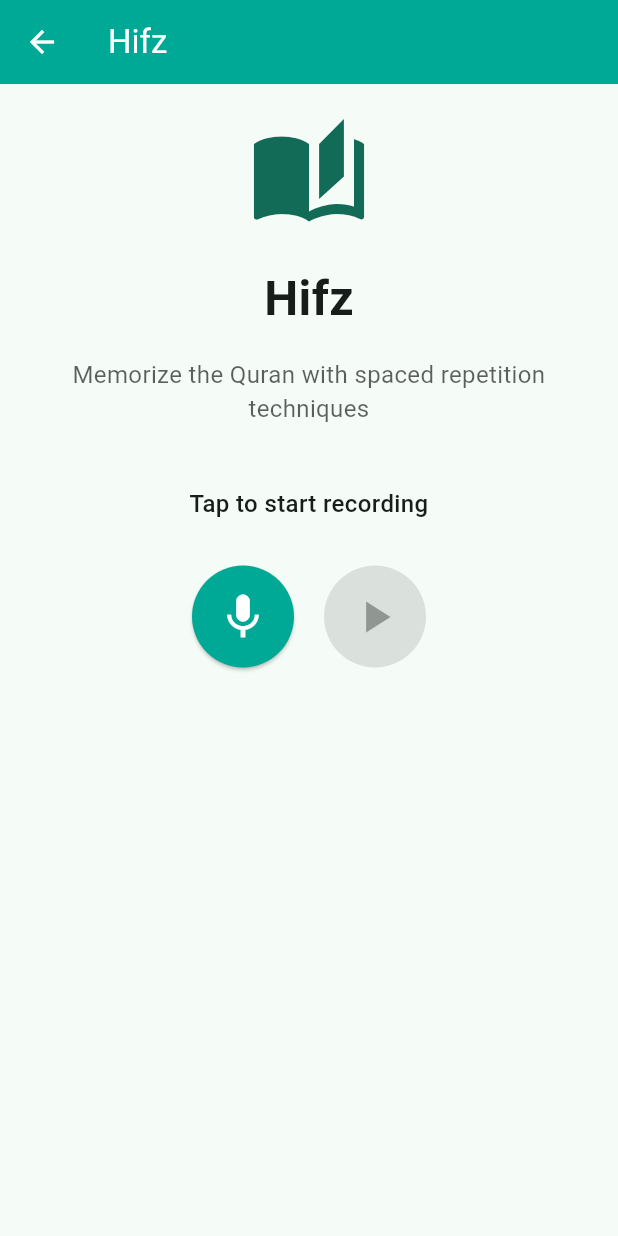
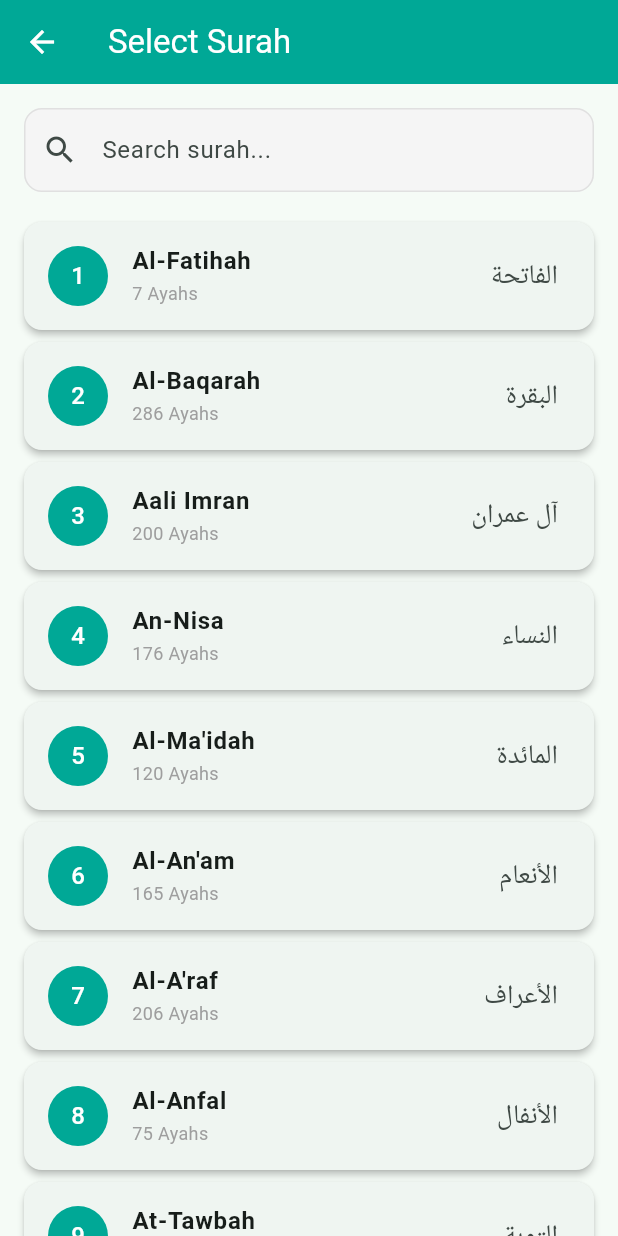
Before and after one commit to smuzair7/QuranEcho, a Flutter app: the screen it shows after launch, after a tap on "Hifz", on a phone screen of 412 x 824 dp. Run offline on Flutter 3.47's test engine with Material 3 defaults, Android fonts, the phone set to English and light mode, and no system bars; our stand-ins replace csv, just_audio; missing offline and left inert: queue, record; Roboto replaces fonts that are missing (Scheherazade).

Commit message:
Added Hifz Surah Select page and upgraded some hifz_page funtionality

```diff
--- a/app/lib/main.dart
+++ b/app/lib/main.dart
@@ -9,6 +9,7 @@ import 'pages/login_page.dart';  // Add this import
 import 'pages/signup_page.dart';  // Add this import
 import 'package:provider/provider.dart';
 import 'services/user_provider.dart';
+import 'pages/hifz_select_surah_page.dart';
 
 void main() {
   runApp(
@@ -50,7 +51,7 @@ class QuranEchoApp extends StatelessWidget {
       routes: {
         '/': (context) => const HomePage(),
         '/makharij': (context) => const MakharijPracticePage(),
-        // We'll handle navigation to MakharijPage with parameters directly
+        '/hifz_select': (context) => const HifzSelectSurahPage(), // Add this line
         '/hifz': (context) => const HifzPage(),
         '/recite': (context) => const RecitePage(),
         '/lehja': (context) => const ReciteSelectQariPage(),
--- /dev/null
+++ b/app/lib/pages/hifz_select_surah_page.dart
@@ -0,0 +1,146 @@
+import 'package:flutter/material.dart';
+
+class HifzSelectSurahPage extends StatefulWidget {
+  const HifzSelectSurahPage({super.key});
+
+  @override
+  State<HifzSelectSurahPage> createState() => _HifzSelectSurahPageState();
+}
+
+class _HifzSelectSurahPageState extends State<HifzSelectSurahPage> {
+  // List of surahs with their names and number of ayahs
+  final List<Map<String, dynamic>> _surahs = [
+    {'number': 1, 'name': 'Al-Fatihah', 'arabicName': 'الفاتحة', 'ayahs': 7},
+    {'number': 2, 'name': 'Al-Baqarah', 'arabicName': 'البقرة', 'ayahs': 286},
+    {'number': 3, 'name': 'Aali Imran', 'arabicName': 'آل عمران', 'ayahs': 200},
+    {'number': 4, 'name': 'An-Nisa', 'arabicName': 'النساء', 'ayahs': 176},
+    {'number': 5, 'name': 'Al-Ma\'idah', 'arabicName': 'المائدة', 'ayahs': 120},
+    {'number': 6, 'name': 'Al-An\'am', 'arabicName': 'الأنعام', 'ayahs': 165},
+    {'number': 7, 'name': 'Al-A\'raf', 'arabicName': 'الأعراف', 'ayahs': 206},
+    {'number': 8, 'name': 'Al-Anfal', 'arabicName': 'الأنفال', 'ayahs': 75},
+    {'number': 9, 'name': 'At-Tawbah', 'arabicName': 'التوبة', 'ayahs': 129},
+    {'number': 10, 'name': 'Yunus', 'arabicName': 'يونس', 'ayahs': 109},
+    // Add more surahs as needed
+  ];
+
+  String _searchQuery = '';
+  List<Map<String, dynamic>> _filteredSurahs = [];
+
+  @override
+  void initState() {
+    super.initState();
+    _filteredSurahs = List.from(_surahs);
+  }
+
+  void _filterSurahs(String query) {
+    setState(() {
+      _searchQuery = query;
+      if (query.isEmpty) {
+        _filteredSurahs = List.from(_surahs);
+      } else {
+        _filteredSurahs = _surahs
+            .where((surah) =>
+                surah['name'].toLowerCase().contains(query.toLowerCase()) ||
+                surah['arabicName'].contains(query) ||
+                surah['number'].toString().contains(query))
+            .toList();
+      }
+    });
+  }
+
+  @override
+  Widget build(BuildContext context) {
+    return Scaffold(
+      appBar: AppBar(
+        title: const Text('Select Surah'),
+        backgroundColor: const Color(0xFF00A896),
+        foregroundColor: Colors.white,
+        elevation: 0,
+      ),
+      body: Column(
+        children: [
+          // Search bar
+          Padding(
+            padding: const EdgeInsets.all(16.0),
+            child: TextField(
+              onChanged: _filterSurahs,
+              decoration: InputDecoration(
+                hintText: 'Search surah...',
+                prefixIcon: const Icon(Icons.search),
+                border: OutlineInputBorder(
+                  borderRadius: BorderRadius.circular(12),
+                  borderSide: BorderSide(color: Colors.grey.shade300),
+                ),
+                enabledBorder: OutlineInputBorder(
+                  borderRadius: BorderRadius.circular(12),
+                  borderSide: BorderSide(color: Colors.grey.shade300),
+                ),
+                focusedBorder: OutlineInputBorder(
+                  borderRadius: BorderRadius.circular(12),
+                  borderSide: const BorderSide(color: Color(0xFF00A896), width: 2),
+                ),
+                filled: true,
+                fillColor: Colors.grey.shade100,
+              ),
+            ),
+          ),
+
+          // List of surahs
+          Expanded(
+            child: ListView.builder(
+              itemCount: _filteredSurahs.length,
+              itemBuilder: (context, index) {
+                final surah = _filteredSurahs[index];
+                return Card(
+                  margin: const EdgeInsets.symmetric(horizontal: 16, vertical: 4),
+                  elevation: 2,
+                  child: ListTile(
+                    leading: CircleAvatar(
+                      backgroundColor: const Color(0xFF00A896),
+                      foregroundColor: Colors.white,
+                      child: Text(surah['number'].toString()),
+                    ),
+                    title: Text(
+                      surah['name'],
+                      style: const TextStyle(
+                        fontWeight: FontWeight.bold,
+                        fontSize: 16,
+                      ),
+                    ),
+                    subtitle: Text(
+                      "${surah['ayahs']} Ayahs",
+                      style: const TextStyle(
+                        fontSize: 12,
+                        color: Colors.grey,
+                      ),
+                    ),
+                    trailing: Text(
+                      surah['arabicName'],
+                      style: const TextStyle(
+                        fontSize: 18,
+                        fontFamily: 'Scheherazade',
+                      ),
+                      textDirection: TextDirection.rtl,
+                    ),
+                    onTap: () {
+                      Navigator.pushNamed(
+                        context,
+                        '/hifz',
+                        arguments: {
+                          'surahNumber': surah['number'],
+                          'surahName': surah['name'],
+                          'arabicName': surah['arabicName'],
+                          'ayahCount': surah['ayahs'],
+                        },
+                      );
+                    },
+                  ),
+                );
+              },
+            ),
+          ),
+        ],
+      ),
+    );
+  }
+}
--- a/app/lib/pages/home_page.dart
+++ b/app/lib/pages/home_page.dart
@@ -180,7 +180,7 @@ class HomePage extends StatelessWidget {
                                   description: 'Memorize the Quran',
                                   icon: Icons.auto_stories,
                                   color: const Color(0xFF00A896),
-                                  onTap: () => Navigator.pushNamed(context, '/hifz'),
+                                  onTap: () => Navigator.pushNamed(context, '/hifz_select'),
                                 ),
                               ),
                             ],
```
Also changed, not shown: app/lib/pages/hifz_page.dart (+193 -189 lines), app/lib/services/quran_text_service.dart (added, +56 -0 lines), app/pubspec.yaml (+6 -1 lines), app/assets/English.csv (added), app/assets/en.yusufali.csv (added), app/pubspec.lock, 5 other files.
